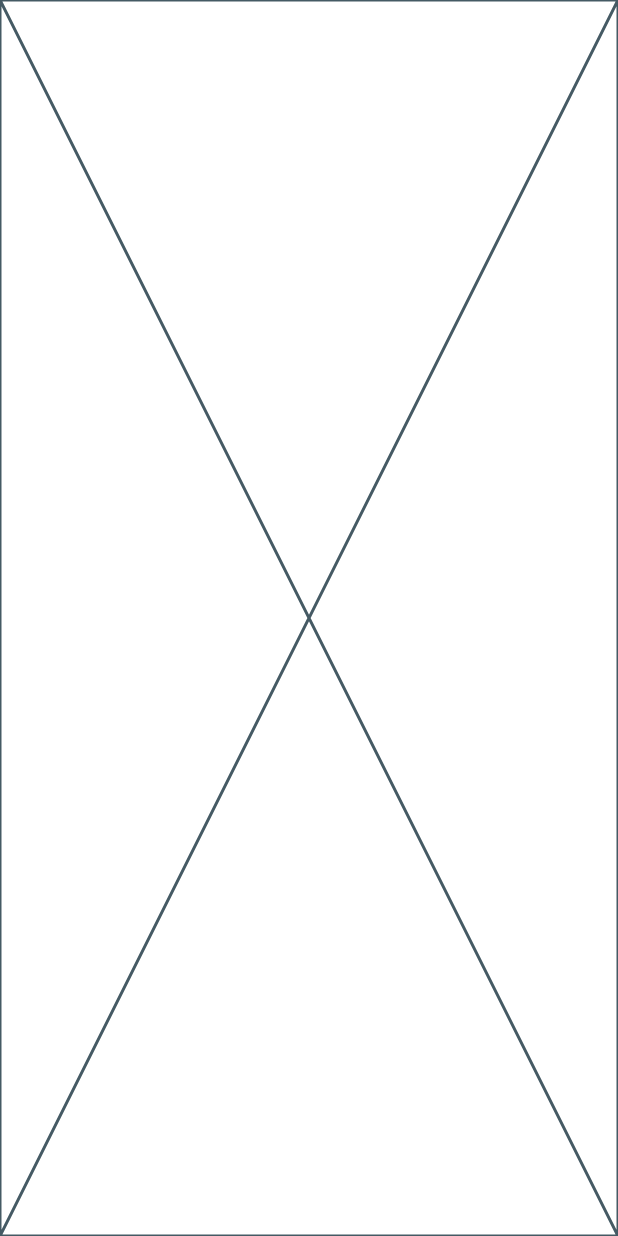
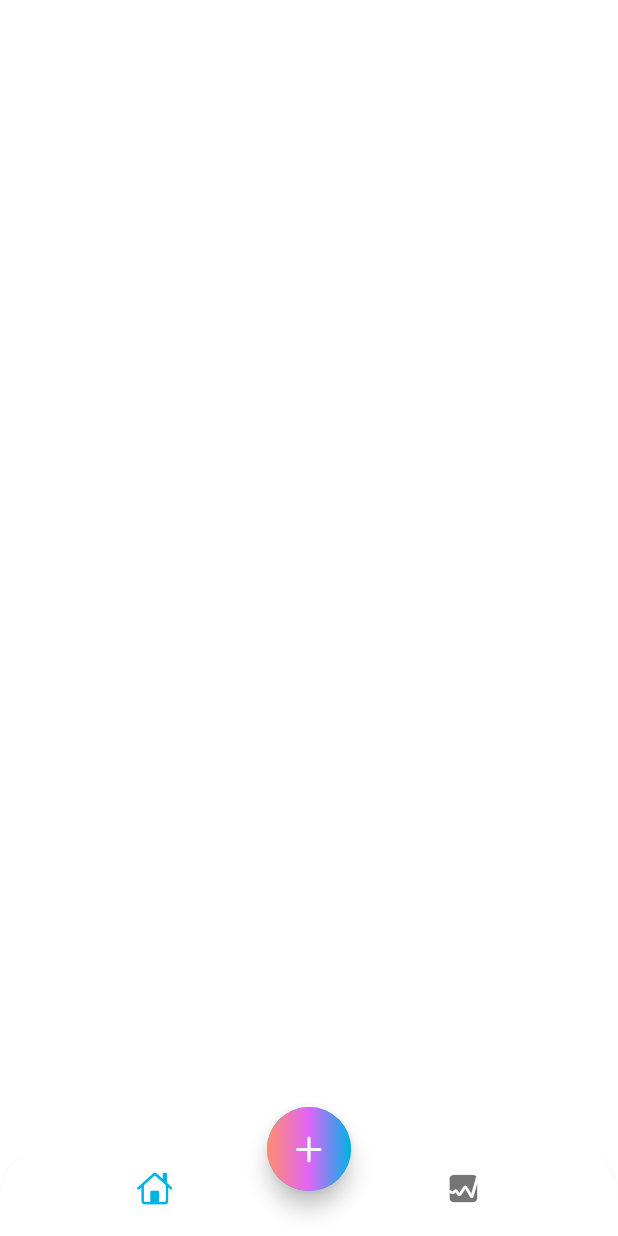
Before and after one commit to samarth-5/Expenzo, a Flutter app: the screen it shows after launch, on a phone screen of 412 x 824 dp. Run offline on Flutter 3.47's test engine with Material 3 defaults, Android fonts, the light colour scheme and no system bars.

Commit message:
created bottom nav bar on home screen

```diff
--- a/lib/app_view.dart
+++ b/lib/app_view.dart
@@ -1,3 +1,4 @@
+import 'package:expenzo/screens/home/views/home_screen.dart';
 import 'package:flutter/material.dart';
 
 class AppView extends StatelessWidget {
@@ -5,6 +6,18 @@ class AppView extends StatelessWidget {
 
   @override
   Widget build(BuildContext context) {
-    return const Placeholder();
+    return MaterialApp(
+      title: "Expenzo",
+      theme: ThemeData(
+        colorScheme: ColorScheme.light(
+          background: Colors.grey.shade100,
+          onBackground: Colors.black,
+          primary: Color(0xFF00B2E7),
+          secondary: Color(0xFFE064F7),
+          tertiary: Color(0xFFFF8D6C),
+        )
+      ),
+      home: HomeScreen(),
+    );
   }
 }
--- /dev/null
+++ b/lib/screens/home/views/home_screen.dart
@@ -0,0 +1,54 @@
+import 'package:flutter/cupertino.dart';
+import 'package:flutter/material.dart';
+
+class HomeScreen extends StatelessWidget {
+  const HomeScreen({super.key});
+
+  @override
+  Widget build(BuildContext context) {
+    return Scaffold(
+      //appBar: AppBar(),
+      bottomNavigationBar: ClipRRect(
+        borderRadius: BorderRadius.vertical(
+          top: Radius.circular(30),
+        ),
+        child: BottomNavigationBar(
+          backgroundColor: Colors.white,
+          showSelectedLabels: false,
+          showUnselectedLabels: false,
+          elevation: 3,
+          items: const [
+            BottomNavigationBarItem(
+              icon: Icon(CupertinoIcons.home),
+              label: 'Home',
+            ),
+            BottomNavigationBarItem(
+              icon: Icon(CupertinoIcons.graph_square_fill),
+              label: 'Stats',
+            )
+          ],
+        ),
+      ),
+      floatingActionButtonLocation: FloatingActionButtonLocation.centerDocked,
+      floatingActionButton: FloatingActionButton(
+        onPressed: () {},
+        shape: const CircleBorder(),
+        child: Container(
+          width: 60,
+          height: 60,
+          decoration: BoxDecoration(
+              shape: BoxShape.circle,
+              gradient: LinearGradient(
+                colors: [
+                  Theme.of(context).colorScheme.tertiary,
+                  Theme.of(context).colorScheme.secondary,
+                  Theme.of(context).colorScheme.primary,
+                ],
+                //transform: const GradientRotation(pi / 4),
+              )),
+          child: const Icon(CupertinoIcons.add),
+        ),
+      ),
+    );
+  }
+}
```
